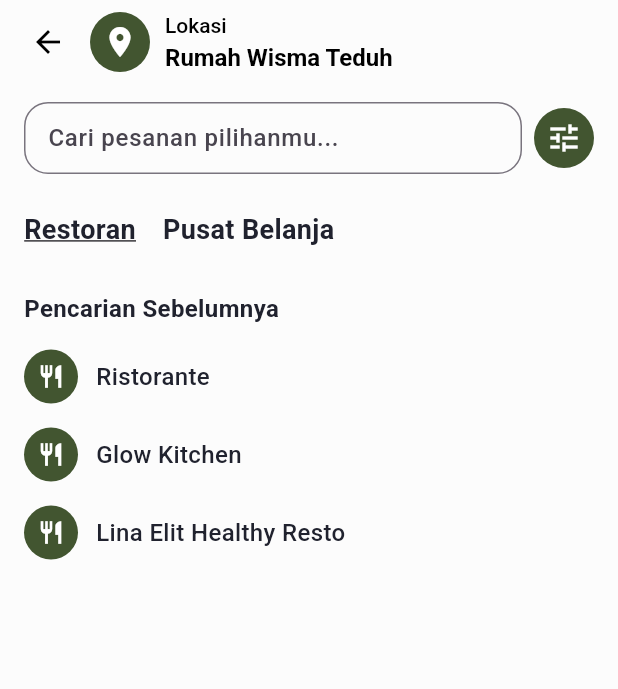
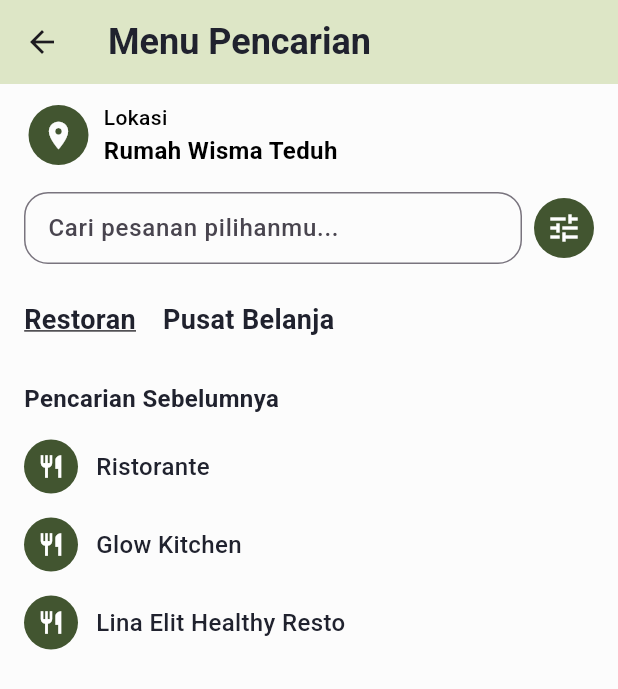
Before and after one commit to jasonrivalino/ta_nutrisenior_app, a Flutter app: the SearchView screen opened by its route, on a phone screen of 412 x 824 dp. Shown: the top 689 px of the screen. Run offline on Flutter 3.47's test engine with Material 3 defaults, Android fonts, the phone set to English and light mode, and no system bars; our stand-ins replace connectivity_plus, flutter_local_notifications, fluttertoast, font_awesome_flutter, go_router, google_maps_flutter and 5 more; accounts and stored records are empty; Roboto replaces fonts that are missing (Roboto-Bold, Roboto-Medium).

Commit message:
feat: add internet handling fetch for searching and change location layout menu

```diff
--- a/lib/features/OrderSection/OrderingMenu/business_ordering_menu_view.dart
+++ b/lib/features/OrderSection/OrderingMenu/business_ordering_menu_view.dart
@@ -2,6 +2,7 @@ import 'package:flutter/material.dart';
 import 'package:fluttertoast/fluttertoast.dart';
 import 'package:go_router/go_router.dart';
 
+import '../../../shared/styles/colors.dart';
 import 'business_ordering_menu_widget.dart';
 
 class BusinessOrderingMenuView extends StatefulWidget {
@@ -83,6 +84,7 @@ class _BusinessOrderingMenuViewState extends State<BusinessOrderingMenuView> {
   @override
   Widget build(BuildContext context) {
     return Scaffold(
+      backgroundColor: AppColors.soapstone,
       body: Stack(
         children: [
           // Background image
--- a/lib/features/OrderSection/SearchingMenu/search_view.dart
+++ b/lib/features/OrderSection/SearchingMenu/search_view.dart
@@ -1,6 +1,9 @@
+import 'package:connectivity_plus/connectivity_plus.dart';
 import 'package:flutter/material.dart';
+import 'package:fluttertoast/fluttertoast.dart';
 import 'package:go_router/go_router.dart';
 import 'package:ta_nutrisenior_app/shared/styles/colors.dart';
+import 'package:ta_nutrisenior_app/shared/widgets/appbar.dart';
 
 import '../../../shared/utils/is_business_open.dart';
 import '../../../shared/widgets/product_card/card_list.dart';
@@ -64,23 +67,28 @@ class _SearchViewState extends State<SearchView> {
 
     return Scaffold(
       backgroundColor: AppColors.soapstone,
-      appBar: AppBar(
-        surfaceTintColor: Colors.transparent,
-        elevation: 0,
-        backgroundColor: AppColors.soapstone,
-        automaticallyImplyLeading: false,
-        titleSpacing: 0,
-        title: const CustomLocationAppBarTitle(),
-      ),
+      appBar: CustomAppBar(title: 'Menu Pencarian', showBackButton: true),
       body: Stack(
         children: [
           Column(
             crossAxisAlignment: CrossAxisAlignment.start,
             children: [
               const SizedBox(height: 12),
+              CustomLocationAppBarTitle(),
+              const SizedBox(height: 16),
               SearchBarWithFilter(
                 controller: _searchController,
-                onChanged: (value) {
+                onChanged: (value) async {
+                  final connectivityResult = await Connectivity().checkConnectivity();
+                  if (connectivityResult.contains(ConnectivityResult.none)) {
+                    Fluttertoast.showToast(
+                      msg: 'Pencarian gagal dilakukan.\nSilahkan coba lagi.',
+                      toastLength: Toast.LENGTH_SHORT,
+                      gravity: ToastGravity.BOTTOM,
+                    );
+                    return;
+                  }
+
                   setState(() => _searchQuery = value);
                 },
                 onFilterPressed: () {
@@ -104,7 +112,17 @@ class _SearchViewState extends State<SearchView> {
               _searchQuery.isEmpty
                   ? RecentSearchList(
                       items: recentSearchData,
-                      onItemTapped: (business) {
+                      onItemTapped: (business) async {
+                        final connectivityResult = await Connectivity().checkConnectivity();
+                        if (connectivityResult.contains(ConnectivityResult.none)) {
+                          Fluttertoast.showToast(
+                            msg: 'Pencarian gagal dilakukan.\nSilahkan coba lagi.',
+                            toastLength: Toast.LENGTH_SHORT,
+                            gravity: ToastGravity.BOTTOM,
+                          );
+                          return;
+                        }
+
                         setState(() {
                           _searchQuery = business['business_name'];
                           _searchController.text = business['business_name'];
@@ -162,7 +180,17 @@ class _SearchViewState extends State<SearchView> {
               onOptionSelected: (val) {
                 setState(() => _tempSelectedSortOption = val);
               },
-              onApply: () {
+              onApply: () async {
+                final connectivityResult = await Connectivity().checkConnectivity();
+                if (connectivityResult.contains(ConnectivityResult.none)) {
+                  Fluttertoast.showToast(
+                    msg: 'Pengurutan gagal dilakukan.\nSilahkan coba lagi.',
+                    toastLength: Toast.LENGTH_SHORT,
+                    gravity: ToastGravity.BOTTOM,
+                  );
+                  return;
+                }
+
                 setState(() {
                   _selectedSortOption = _tempSelectedSortOption;
                   _showSortOverlay = false;
--- a/lib/features/OrderSection/SearchingMenu/search_widget.dart
+++ b/lib/features/OrderSection/SearchingMenu/search_widget.dart
@@ -1,5 +1,4 @@
 import 'package:flutter/material.dart';
-import 'package:go_router/go_router.dart';
 import 'package:ta_nutrisenior_app/shared/styles/colors.dart';
 import 'package:ta_nutrisenior_app/shared/styles/fonts.dart';
 
@@ -9,21 +8,17 @@ class CustomLocationAppBarTitle extends StatelessWidget {
   @override
   Widget build(BuildContext context) {
     return Padding(
-      padding: const EdgeInsets.symmetric(horizontal: 8),
+      padding: const EdgeInsets.symmetric(horizontal: 15),
       child: Row(
         children: [
-          IconButton(
-            icon: const Icon(Icons.arrow_back, color: Colors.black),
-            onPressed: () => context.pop(),
-          ),
           const SizedBox(width: 4),
           CircleAvatar(
             radius: 20, // Slightly larger
             backgroundColor: AppColors.woodland,
             child: const Icon(
               Icons.location_on,
-              size: 24, // Match nicely with CircleAvatar
-              color: Colors.white,
+              size: 22, // Match nicely with CircleAvatar
+              color: AppColors.soapstone,
             ),
           ),
           const SizedBox(width: 10),
@@ -39,7 +34,7 @@ class CustomLocationAppBarTitle extends StatelessWidget {
                   color: Colors.black,
                 ),
               ),
-              SizedBox(height: 2),
+              SizedBox(height: 1),
               Text(
                 'Rumah Wisma Teduh',
                 style: TextStyle(
```
